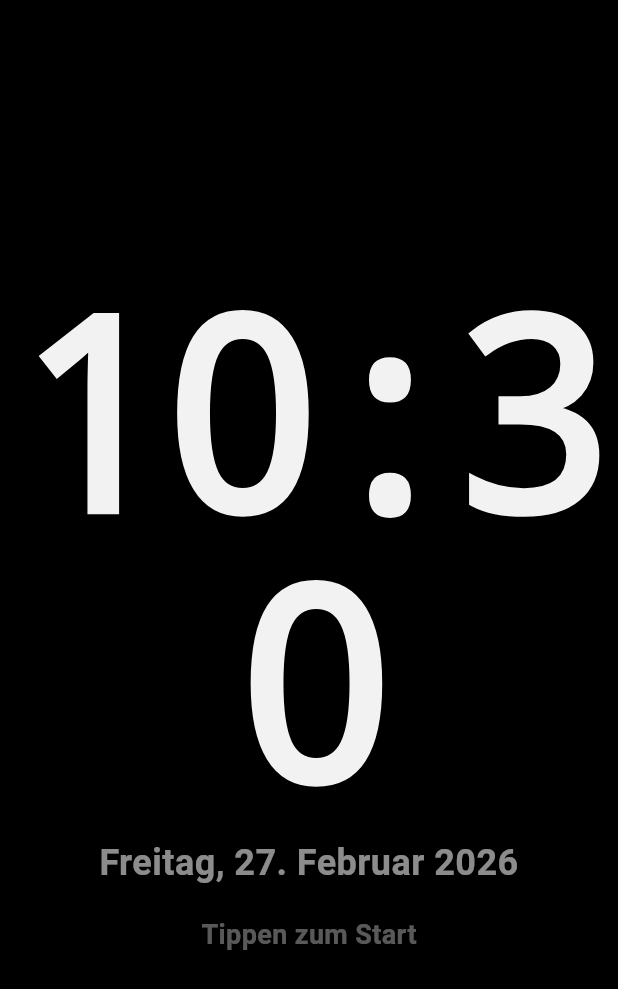
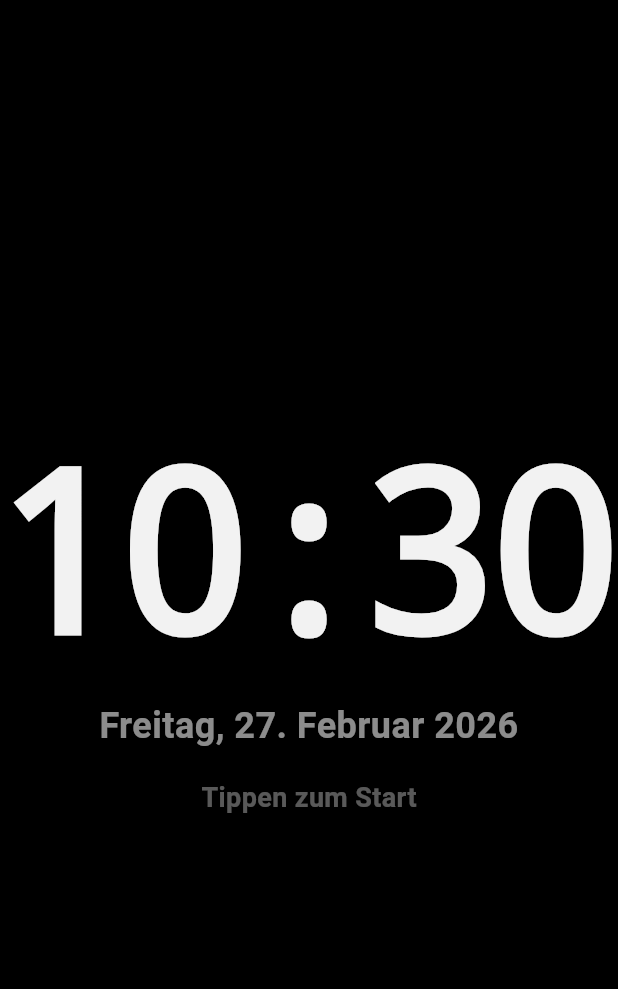
Before and after one commit to LP-MPP/zeiterfassung_terminal, a Flutter app: the IdleClockScreen widget shown alone on an empty page, opened directly with empty values, on a phone screen of 412 x 824 dp. Shown: the top 989 px of the screen. Run offline on Flutter 3.47's test engine with Material 3 defaults, Android fonts, the phone set to English and light mode, and no system bars; our stand-ins replace cloud_firestore, firebase_auth, firebase_core, sqflite; accounts and stored records are empty; network calls fail.

Commit message:
Refine tablet UI layout and admin web error handling

```diff
--- a/lib/ui/screens/audit_log_screen.dart
+++ b/lib/ui/screens/audit_log_screen.dart
@@ -32,6 +32,7 @@ class _AuditLogScreenState extends State<AuditLogScreen> {
             colors: [cs.primary.withValues(alpha: 0.08), cs.surface, cs.surface],
           ),
         ),
+        child: SafeArea(
           child: Center(
             child: ConstrainedBox(
               constraints: const BoxConstraints(maxWidth: 980),
@@ -68,6 +69,7 @@ class _AuditLogScreenState extends State<AuditLogScreen> {
                       ),
                     ),
                   ],
+                ),
               ),
             ),
           ),
--- a/lib/ui/screens/idle_clock_screen.dart
+++ b/lib/ui/screens/idle_clock_screen.dart
@@ -21,44 +21,58 @@ class IdleClockScreen extends StatelessWidget {
       onTap: onWake,
       child: Container(
         color: Colors.black,
-        child: Center(
+        child: LayoutBuilder(
+          builder: (context, constraints) {
+            final compact = constraints.maxHeight < 560;
+            final timeHeight = compact ? 120.0 : 180.0;
+            return Center(
               child: Column(
                 mainAxisSize: MainAxisSize.min,
                 children: [
-              Text(
+                  SizedBox(
+                    height: timeHeight,
+                    child: FittedBox(
+                      fit: BoxFit.scaleDown,
+                      child: Text(
                         time,
                         textAlign: TextAlign.center,
                         style: TextStyle(
-                  fontSize: 180,
+                          fontSize: compact ? 128 : 180,
                           fontWeight: FontWeight.w900,
-                  letterSpacing: -10,
+                          letterSpacing: compact ? -6 : -10,
                           height: 1,
                           fontFamily: 'monospace',
-                  color: Colors.white.withOpacity(0.95),
+                          color: Colors.white.withValues(alpha: 0.95),
                         ),
                       ),
-              const SizedBox(height: 10),
+                    ),
+                  ),
+                  const SizedBox(height: 8),
                   Text(
                     date,
                     textAlign: TextAlign.center,
+                    maxLines: 1,
+                    overflow: TextOverflow.ellipsis,
                     style: TextStyle(
-                  fontSize: 24,
+                      fontSize: compact ? 16 : 24,
                       fontWeight: FontWeight.w600,
                       letterSpacing: 0.3,
-                  color: Colors.white.withOpacity(0.55),
+                      color: Colors.white.withValues(alpha: 0.55),
                     ),
                   ),
-              const SizedBox(height: 18),
+                  SizedBox(height: compact ? 10 : 18),
                   Text(
                     'Tippen zum Start',
                     style: TextStyle(
-                  fontSize: 18,
+                      fontSize: compact ? 14 : 18,
                       fontWeight: FontWeight.w700,
-                  color: Colors.white.withOpacity(0.35),
+                      color: Colors.white.withValues(alpha: 0.35),
                     ),
                   ),
                 ],
               ),
+            );
+          },
         ),
       ),
     );
--- a/lib/ui/screens/punch_screen.dart
+++ b/lib/ui/screens/punch_screen.dart
@@ -10,7 +10,6 @@ import '../../core/rules.dart';
 import '../../core/security.dart';
 import '../../data/store.dart';
 import '../widgets/banner.dart';
-import '../widgets/clock_header.dart';
 import '../widgets/logout_countdown_chip.dart';
 import 'idle_clock_screen.dart';
 
@@ -462,10 +461,73 @@ class _PunchScreenState extends State<PunchScreen> {
   // Build
   // -------------------------
 
+  Widget _terminalHeader(ColorScheme cs, bool compact) {
+    final time = DateFormat('HH:mm').format(_now);
+    final date = DateFormat('EEE, dd.MM.yyyy', 'de_DE').format(_now);
+
+    return Row(
+      children: [
+        Expanded(
+          flex: 5,
+          child: Align(
+            alignment: Alignment.centerLeft,
+            child: FittedBox(
+              fit: BoxFit.scaleDown,
+              alignment: Alignment.centerLeft,
+              child: Text(
+                time,
+                style: TextStyle(
+                  fontSize: compact ? 64 : 78,
+                  fontWeight: FontWeight.w900,
+                  letterSpacing: compact ? -1.8 : -2.4,
+                  height: 0.95,
+                  fontFamily: 'monospace',
+                  color: cs.onSurface,
+                ),
+              ),
+            ),
+          ),
+        ),
+        const SizedBox(width: 10),
+        Expanded(
+          flex: 4,
+          child: Column(
+            crossAxisAlignment: CrossAxisAlignment.start,
+            mainAxisSize: MainAxisSize.min,
+            children: [
+              Text(
+                date,
+                maxLines: 1,
+                overflow: TextOverflow.ellipsis,
+                style: TextStyle(
+                  fontSize: compact ? 12 : 14,
+                  fontWeight: FontWeight.w700,
+                  color: cs.onSurface.withValues(alpha: 0.6),
+                ),
+              ),
+              const SizedBox(height: 6),
+              Text(
+                'Terminal: $terminalId',
+                maxLines: 1,
+                overflow: TextOverflow.ellipsis,
+                style: TextStyle(
+                  fontWeight: FontWeight.w700,
+                  color: cs.onSurface.withValues(alpha: 0.75),
+                ),
+              ),
+            ],
+          ),
+        ),
+      ],
+    );
+  }
+
   @override
   Widget build(BuildContext context) {
     final cs = Theme.of(context).colorScheme;
     final mq = MediaQuery.of(context);
+    final hideAppBarForSpace = mq.size.height < 780 || mq.orientation == Orientation.landscape;
+    final headerCompact = mq.size.height < 720 || mq.orientation == Orientation.landscape;
 
     final state = stateFromLastEvent(_lastEventType);
     final canPunchIn = isAllowed(state, 'IN');
@@ -476,7 +538,7 @@ class _PunchScreenState extends State<PunchScreen> {
     return MediaQuery(
       data: mq.copyWith(textScaler: const TextScaler.linear(1.0)),
       child: Scaffold(
-        appBar: _idle
+        appBar: (_idle || hideAppBarForSpace)
             ? null
             : AppBar(
           title: const Text('Terminal'),
@@ -494,6 +556,7 @@ class _PunchScreenState extends State<PunchScreen> {
               ],
             ),
           ),
+          child: SafeArea(
             child: GestureDetector(
               behavior: HitTestBehavior.translucent,
               onTap: _touch,
@@ -503,48 +566,14 @@ class _PunchScreenState extends State<PunchScreen> {
                     child: ConstrainedBox(
                       constraints: const BoxConstraints(maxWidth: 980),
                       child: Padding(
-                      padding: const EdgeInsets.all(14),
+                        padding: EdgeInsets.fromLTRB(14, hideAppBarForSpace ? 8 : 14, 14, 12),
                         child: Column(
                           children: [
                             _card(
-                          padding: EdgeInsets.fromLTRB(16, _isCompact(context) ? 12 : 16, 16, 12),
-                          child: Column(
-                            children: [
-                              Row(
-                                children: [
-                                  Container(
-                                    padding: const EdgeInsets.symmetric(horizontal: 10, vertical: 6),
-                                    decoration: BoxDecoration(
-                                      borderRadius: BorderRadius.circular(999),
-                                      color: cs.primary.withValues(alpha: 0.1),
-                                      border: Border.all(color: cs.primary.withValues(alpha: 0.25)),
-                                    ),
-                                    child: Text(
-                                      'SICHERER TERMINALMODUS',
-                                      style: TextStyle(
-                                        color: cs.primary,
-                                        fontSize: 11,
-                                        fontWeight: FontWeight.w800,
-                                        letterSpacing: 0.4,
-                                      ),
-                                    ),
-                                  ),
-                                ],
+                              padding: EdgeInsets.fromLTRB(14, headerCompact ? 8 : 12, 14, headerCompact ? 8 : 10),
+                              child: _terminalHeader(cs, headerCompact),
                             ),
                             const SizedBox(height: 10),
-                              ClockHeader(nowLocal: _now),
-                              const SizedBox(height: 8),
-                              Text(
-                                'Terminal: $terminalId',
-                                  style: TextStyle(
-                                    fontWeight: FontWeight.w700,
-                                    color: cs.onSurface.withValues(alpha: 0.62),
-                                  ),
-                                ),
-                              ],
-                            ),
-                          ),
-                          const SizedBox(height: 12),
                             Expanded(
                               child: AnimatedSwitcher(
                                 duration: const Duration(milliseconds: 180),
@@ -577,6 +606,7 @@ class _PunchScreenState extends State<PunchScreen> {
                       ),
                     ),
                 ],
+              ),
             ),
           ),
         ),
@@ -628,10 +658,10 @@ class _PunchScreenState extends State<PunchScreen> {
 
                 return GridView.count(
                   crossAxisCount: cols,
-                  physics: const NeverScrollableScrollPhysics(),
+                  physics: const BouncingScrollPhysics(),
                   crossAxisSpacing: 10,
                   mainAxisSpacing: 10,
-                  childAspectRatio: 1.9,
+                  childAspectRatio: c.maxHeight < 420 ? 2.4 : 1.9,
                   children: emps.map(_employeeGridTile).toList(),
                 );
               },
@@ -716,7 +746,13 @@ class _PunchScreenState extends State<PunchScreen> {
 
     return KeyedSubtree(
       key: const ValueKey('pin'),
-      child: _card(
+      child: LayoutBuilder(
+        builder: (context, constraints) {
+          final veryTightHeight = constraints.maxHeight < 430;
+          final topGap = veryTightHeight ? 6.0 : (compact ? 10.0 : 14.0);
+          final midGap = veryTightHeight ? 6.0 : (compact ? 8.0 : 10.0);
+
+          return _card(
             padding: EdgeInsets.all(compact ? 14 : 16),
             child: Column(
               crossAxisAlignment: CrossAxisAlignment.stretch,
@@ -724,26 +760,39 @@ class _PunchScreenState extends State<PunchScreen> {
                 Text(
                   _selectedEmpName ?? '',
                   textAlign: TextAlign.center,
+                  maxLines: 1,
+                  overflow: TextOverflow.ellipsis,
                   style: const TextStyle(fontSize: 20, fontWeight: FontWeight.w900, letterSpacing: -0.3),
                 ),
                 const SizedBox(height: 4),
                 Text(
                   _selectedEmpId ?? '',
                   textAlign: TextAlign.center,
+                  maxLines: 1,
+                  overflow: TextOverflow.ellipsis,
                   style: TextStyle(
                     color: Theme.of(context).colorScheme.onSurface.withValues(alpha: 0.6),
                     fontWeight: FontWeight.w700,
                   ),
                 ),
-            SizedBox(height: compact ? 10 : 14),
+                SizedBox(height: topGap),
 
                 _pinDisplay(compact: compact),
-            SizedBox(height: compact ? 8 : 10),
+                SizedBox(height: midGap),
 
                 if (_error != null) InfoBanner(text: _error!, kind: BannerKind.error),
 
-            SizedBox(height: compact ? 8 : 10),
-            Expanded(child: _pinKeypad4(compact: compact)),
+                SizedBox(height: midGap),
+                Expanded(
+                  child: LayoutBuilder(
+                    builder: (context, keypadConstraints) {
+                      return _pinKeypad4(
+                        compact: compact,
+                        maxHeight: keypadConstraints.maxHeight,
+                      );
+                    },
+                  ),
+                ),
                 const SizedBox(height: 10),
 
                 OutlinedButton.icon(
@@ -753,48 +802,55 @@ class _PunchScreenState extends State<PunchScreen> {
                 ),
               ],
             ),
+          );
+        },
       ),
     );
   }
 
-  Widget _pinDisplay({required bool compact}) {
-    final filled = '●' * _pinInput.length;
-    final empty = '○' * (_pinLen - _pinInput.length);
-    final show = '$filled$empty';
+  Widget _pinKeypad4({required bool compact, required double maxHeight}) {
+    final targetBtnH = compact ? 54.0 : 60.0;
+    final minBtnH = compact ? 38.0 : 42.0;
+    final targetGap = compact ? 8.0 : 10.0;
 
-    return Container(
-      padding: EdgeInsets.symmetric(vertical: compact ? 12 : 14, horizontal: 14),
-      decoration: BoxDecoration(
-        borderRadius: BorderRadius.circular(18),
-        color: Colors.white,
-        border: Border.all(color: Theme.of(context).colorScheme.outline),
-      ),
-      child: Text(
-        show,
-        style: TextStyle(
-          fontSize: compact ? 24 : 26,
-          fontWeight: FontWeight.w900,
-          letterSpacing: compact ? 8 : 10,
-        ),
-        textAlign: TextAlign.center,
-      ),
-    );
-  }
+    final computedBtnH = ((maxHeight - (targetGap * 3)) / 4).clamp(minBtnH, targetBtnH);
+    final btnH = computedBtnH.toDouble();
+    final gap = ((maxHeight - (btnH * 4)) / 3).clamp(4.0, targetGap).toDouble();
 
-  Widget _pinKeypad4({required bool compact}) {
-    final btnH = compact ? 54.0 : 60.0;
-    final gap = compact ? 8.0 : 10.0;
+    return LayoutBuilder(
+      builder: (context, c) {
+        final btnW = ((c.maxWidth - (gap * 2)) / 3).clamp(76.0, 108.0).toDouble();
 
         Widget key(String label, {VoidCallback? onTap, IconData? icon, bool outlined = false}) {
           final child = icon != null
               ? Icon(icon, size: compact ? 20 : 22)
               : Text(label, style: TextStyle(fontSize: compact ? 20 : 22, fontWeight: FontWeight.w900));
 
+          final commonStyle = ButtonStyle(
+            minimumSize: WidgetStateProperty.all(Size(btnW, btnH)),
+            padding: WidgetStateProperty.all(EdgeInsets.zero),
+            tapTargetSize: MaterialTapTargetSize.shrinkWrap,
+            visualDensity: VisualDensity.compact,
+          );
+
           final btn = outlined
-          ? OutlinedButton(onPressed: _busy ? null : onTap, child: child)
-          : FilledButton.tonal(onPressed: _busy ? null : onTap, child: child);
+              ? OutlinedButton(
+                  style: OutlinedButton.styleFrom(
+                    minimumSize: Size(btnW, btnH),
+                    padding: EdgeInsets.zero,
+                    tapTargetSize: MaterialTapTargetSize.shrinkWrap,
+                    visualDensity: VisualDensity.compact,
+                  ),
+                  onPressed: _busy ? null : onTap,
+                  child: child,
+                )
+              : FilledButton.tonal(
+                  style: commonStyle,
+                  onPressed: _busy ? null : onTap,
+                  child: child,
+                );
 
-      return SizedBox(width: 108, height: btnH, child: btn);
+          return SizedBox(width: btnW, height: btnH, child: btn);
         }
 
         return Column(
@@ -833,6 +889,32 @@ class _PunchScreenState extends State<PunchScreen> {
             ]),
           ],
         );
+      },
+    );
+  }
+
+  Widget _pinDisplay({required bool compact}) {
+    final filled = '●' * _pinInput.length;
+    final empty = '○' * (_pinLen - _pinInput.length);
+    final show = '$filled$empty';
+
+    return Container(
+      padding: EdgeInsets.symmetric(vertical: compact ? 12 : 14, horizontal: 14),
+      decoration: BoxDecoration(
+        borderRadius: BorderRadius.circular(18),
+        color: Colors.white,
+        border: Border.all(color: Theme.of(context).colorScheme.outline),
+      ),
+      child: Text(
+        show,
+        style: TextStyle(
+          fontSize: compact ? 24 : 26,
+          fontWeight: FontWeight.w900,
+          letterSpacing: compact ? 8 : 10,
+        ),
+        textAlign: TextAlign.center,
+      ),
+    );
   }
 
   // -------------------------
@@ -853,6 +935,8 @@ class _PunchScreenState extends State<PunchScreen> {
               Expanded(
                 child: Text(
                   '${_employeeName ?? ''} (${_employeeId ?? ''})',
+                  maxLines: 1,
+                  overflow: TextOverflow.ellipsis,
                   style: const TextStyle(fontSize: 17, fontWeight: FontWeight.w900, letterSpacing: -0.2),
                 ),
               ),
@@ -894,12 +978,19 @@ class _PunchScreenState extends State<PunchScreen> {
           SizedBox(height: compact ? 10 : 12),
 
           Expanded(
-            child: GridView.count(
+            child: LayoutBuilder(
+              builder: (context, c) {
+                const spacing = 10.0;
+                final tileWidth = (c.maxWidth - spacing) / 2;
+                final targetTileHeight = ((c.maxHeight - spacing) / 2).clamp(56.0, 220.0).toDouble();
+                final ratio = (tileWidth / targetTileHeight).clamp(1.6, 7.0).toDouble();
+
+                return GridView.count(
                   crossAxisCount: 2,
-              physics: const NeverScrollableScrollPhysics(),
-              crossAxisSpacing: 10,
-              mainAxisSpacing: 10,
-              childAspectRatio: compact ? 2.9 : 2.6,
+                  physics: const BouncingScrollPhysics(),
+                  crossAxisSpacing: spacing,
+                  mainAxisSpacing: spacing,
+                  childAspectRatio: ratio,
                   children: [
                     _gridAction(
                       label: 'Kommen',
@@ -930,6 +1021,8 @@ class _PunchScreenState extends State<PunchScreen> {
                       onTap: () => _punch('BREAK_END'),
                     ),
                   ],
+                );
+              },
             ),
           ),
         ],
--- a/lib/ui/widgets/clock_header.dart
+++ b/lib/ui/widgets/clock_header.dart
@@ -11,38 +11,51 @@ class ClockHeader extends StatelessWidget {
   Widget build(BuildContext context) {
     final time = DateFormat('HH:mm').format(nowLocal);
     final date = DateFormat('EEEE, dd. MMMM yyyy', 'de_DE').format(nowLocal);
+    final cs = Theme.of(context).colorScheme;
+
+    return LayoutBuilder(
+      builder: (context, constraints) {
+        final compact = constraints.maxWidth < 720;
+        final timeHeight = compact ? 62.0 : 84.0;
+        final timeStyle = TextStyle(
+          fontSize: compact ? 72 : 92,
+          fontWeight: FontWeight.w900,
+          letterSpacing: compact ? -2.0 : -2.8,
+          height: 0.95,
+          fontFamily: 'monospace',
+          color: cs.onSurface,
+        );
 
         return Column(
           mainAxisSize: MainAxisSize.min,
           children: [
-        // Big, clean, monospace time
-        Text(
+            SizedBox(
+              height: timeHeight,
+              child: FittedBox(
+                fit: BoxFit.scaleDown,
+                child: Text(
                   time,
                   textAlign: TextAlign.center,
-          style: const TextStyle(
-            fontSize: 92,
-            fontWeight: FontWeight.w900,
-            letterSpacing: -2.8,
-            height: 0.95,
-            fontFamily: 'monospace',
-            color: Colors.black,
+                  style: timeStyle,
                 ),
               ),
-
-        const SizedBox(height: 10),
-
-        // Subtle date
+            ),
+            SizedBox(height: compact ? 6 : 10),
             Text(
               date,
               textAlign: TextAlign.center,
+              maxLines: 1,
+              overflow: TextOverflow.ellipsis,
               style: TextStyle(
-            fontSize: 14,
+                fontSize: compact ? 12 : 14,
                 fontWeight: FontWeight.w600,
                 letterSpacing: 0.3,
-            color: Colors.black.withOpacity(0.45),
+                color: cs.onSurface.withValues(alpha: 0.5),
               ),
             ),
           ],
         );
+      },
+    );
   }
 }
```
Also changed, not shown: lib/ui/screens/admin_screen.dart (+24 -3 lines), 1 other file. Lines whose indentation alone changed are shown as unchanged.
